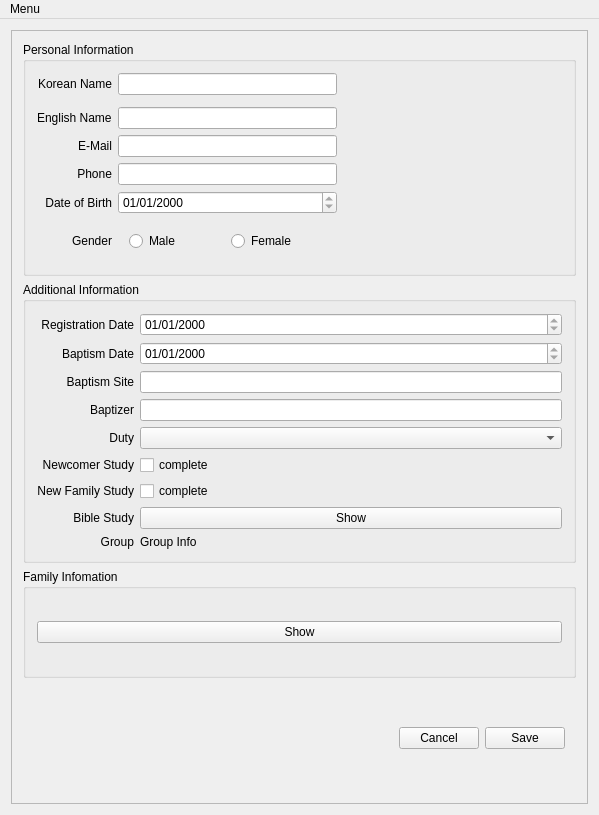
First picture: the form in gui/view_member.ui, repository BoraYang/onnuri, before the edit.
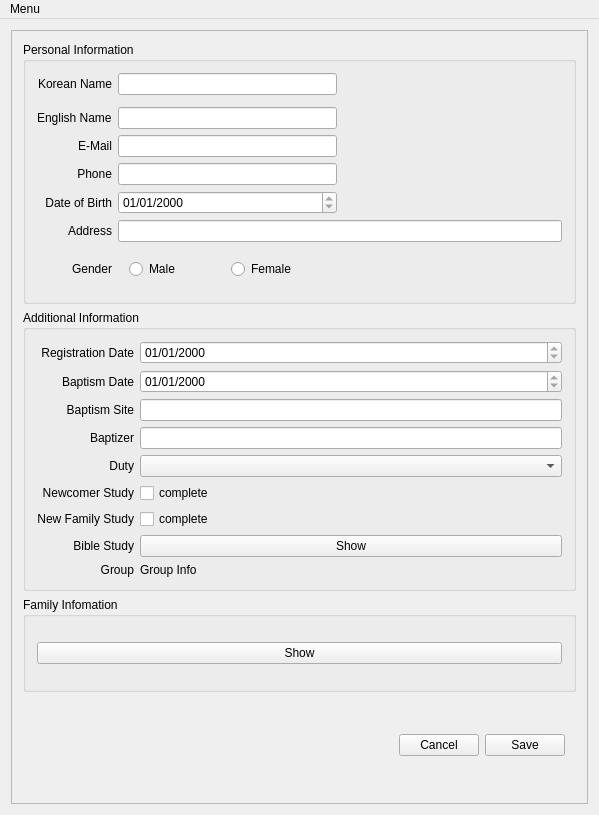
Second picture: the form after the edit.

The edit to the form file:
```diff
--- a/gui/view_member.ui
+++ b/gui/view_member.ui
@@ -121,7 +121,7 @@
             </property>
            </widget>
           </item>
-          <item row="6" column="0">
+          <item row="7" column="0">
            <widget class="QLabel" name="lbl_gender">
             <property name="text">
              <string>Gender</string>
@@ -131,7 +131,20 @@
             </property>
            </widget>
           </item>
-          <item row="6" column="1">
+          <item row="7" column="2">
+           <spacer name="horizontalSpacer_2">
+            <property name="orientation">
+             <enum>Qt::Horizontal</enum>
+            </property>
+            <property name="sizeHint" stdset="0">
+             <size>
+              <width>40</width>
+              <height>20</height>
+             </size>
+            </property>
+           </spacer>
+          </item>
+          <item row="7" column="1">
            <widget class="QFrame" name="frame_3">
             <property name="frameShape">
              <enum>QFrame::NoFrame</enum>
@@ -170,18 +183,22 @@
             </property>
            </widget>
           </item>
-          <item row="6" column="2">
-           <spacer name="horizontalSpacer_2">
-            <property name="orientation">
-             <enum>Qt::Horizontal</enum>
+          <item row="6" column="0">
+           <widget class="QLabel" name="label">
+            <property name="text">
+             <string>Address</string>
             </property>
-            <property name="sizeHint" stdset="0">
-             <size>
-              <width>40</width>
-              <height>20</height>
-             </size>
+            <property name="alignment">
+             <set>Qt::AlignRight|Qt::AlignTrailing|Qt::AlignVCenter</set>
             </property>
-           </spacer>
+           </widget>
+          </item>
+          <item row="6" column="1" colspan="2">
+           <widget class="QLineEdit" name="tb_address">
+            <property name="readOnly">
+             <bool>true</bool>
+            </property>
+           </widget>
           </item>
          </layout>
         </widget>
```
